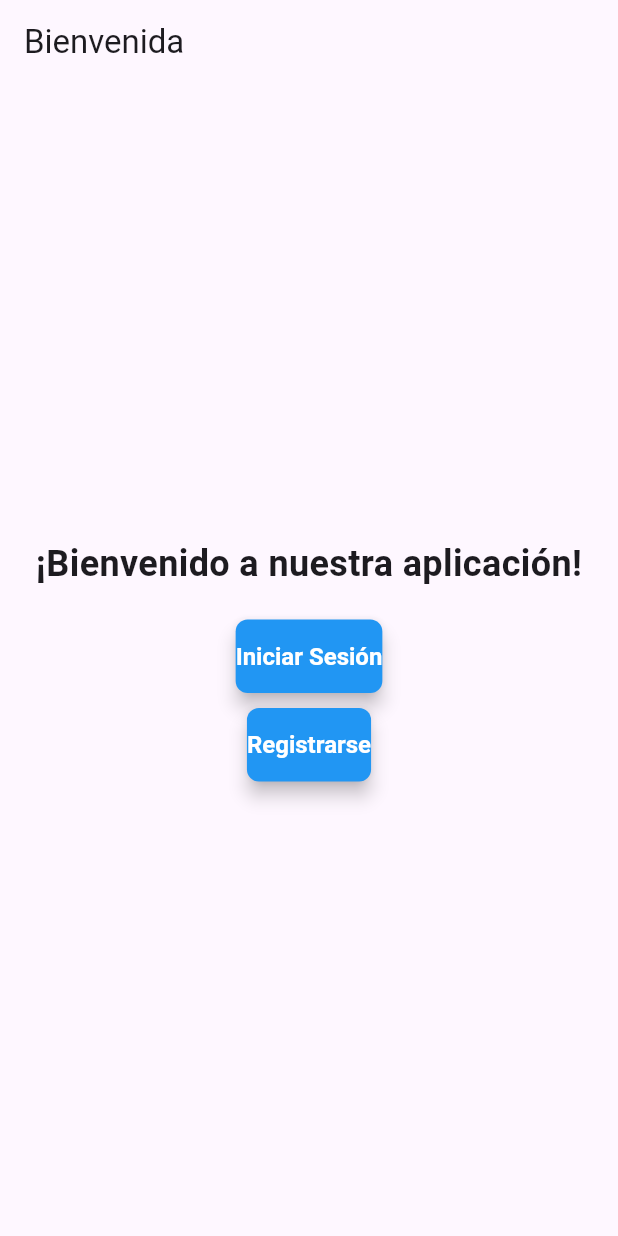
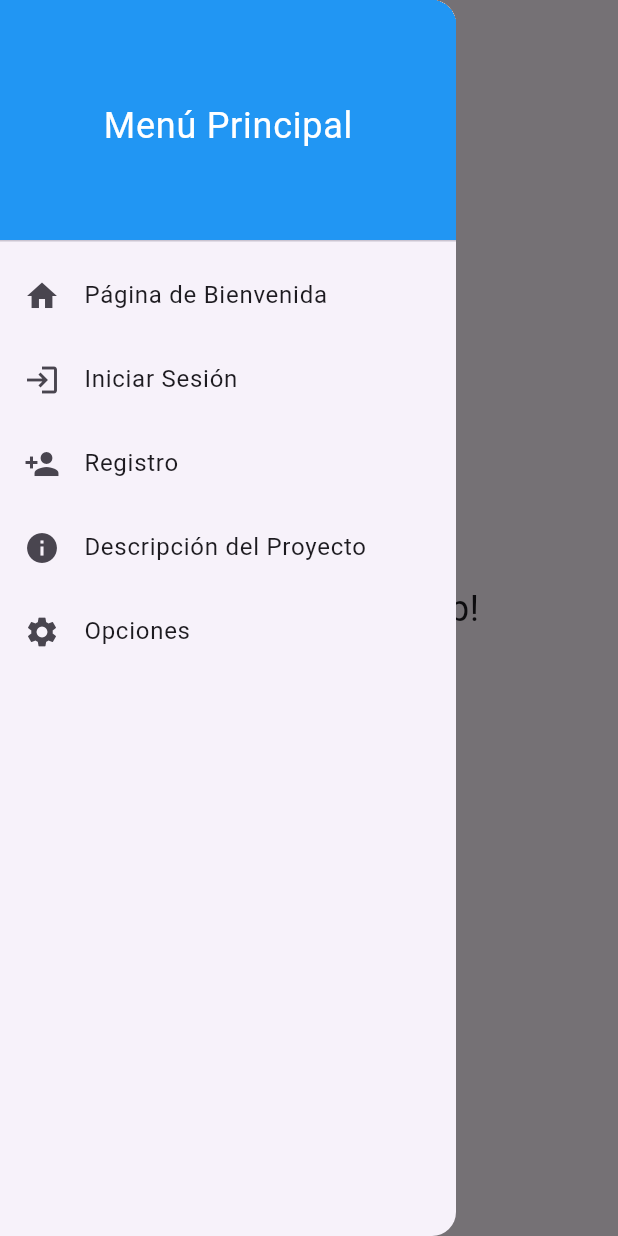
Before and after one commit to Stndavid/5_PANTALLAS, a Flutter app: the screen it shows after launch, with the side drawer open (before the commit the screen has no drawer), on a phone screen of 412 x 824 dp. Run offline on Flutter 3.47's test engine with Material 3 defaults, Android fonts, the phone set to English and light mode, and no system bars.

Commit message:
menu drawer integrado

```diff
--- a/lib/screens/description_screen.dart
+++ b/lib/screens/description_screen.dart
@@ -1,4 +1,5 @@
 import 'package:flutter/material.dart';
+import '../widgets/drawer_widget.dart';
 
 class ProjectDescriptionPage extends StatelessWidget {
   @override
@@ -7,6 +8,7 @@ class ProjectDescriptionPage extends StatelessWidget {
       appBar: AppBar(
         title: Text('Descripción del Proyecto'),
       ),
+      drawer: AppDrawer(),
       body: Padding(
         padding: const EdgeInsets.all(16.0),
         child: Text(
--- a/lib/screens/login_screen.dart
+++ b/lib/screens/login_screen.dart
@@ -1,5 +1,6 @@
 import 'package:flutter/material.dart';
 import '../utils/styles.dart';
+import '../widgets/drawer_widget.dart';
 
 class LoginPage extends StatelessWidget {
   @override
@@ -8,6 +9,7 @@ class LoginPage extends StatelessWidget {
       appBar: AppBar(
         title: Text('Iniciar Sesión'),
       ),
+      drawer: AppDrawer(),
       body: Padding(
         padding: const EdgeInsets.all(16.0),
         child: Column(
--- a/lib/screens/options_screen.dart
+++ b/lib/screens/options_screen.dart
@@ -1,5 +1,6 @@
 import 'package:flutter/material.dart';
 import '../utils/styles.dart';
+import '../widgets/drawer_widget.dart';
 
 class OptionsPage extends StatelessWidget {
   @override
@@ -8,6 +9,7 @@ class OptionsPage extends StatelessWidget {
       appBar: AppBar(
         title: Text('Opciones'),
       ),
+      drawer: AppDrawer(),
       body: Center(
         child: Column(
           mainAxisAlignment: MainAxisAlignment.center,
--- a/lib/screens/register_screen.dart
+++ b/lib/screens/register_screen.dart
@@ -1,5 +1,6 @@
 import 'package:flutter/material.dart';
 import '../utils/styles.dart';
+import '../widgets/drawer_widget.dart';
 
 class RegisterPage extends StatelessWidget {
   @override
@@ -8,6 +9,7 @@ class RegisterPage extends StatelessWidget {
       appBar: AppBar(
         title: Text('Registro'),
       ),
+      drawer: AppDrawer(),
       body: Padding(
         padding: const EdgeInsets.all(16.0),
         child: Column(
--- a/lib/screens/welcome_screen.dart
+++ b/lib/screens/welcome_screen.dart
@@ -1,33 +1,23 @@
 import 'package:flutter/material.dart';
-import '../utils/styles.dart';
+import '../widgets/drawer_widget.dart';
 
 class WelcomePage extends StatelessWidget {
   @override
   Widget build(BuildContext context) {
     return Scaffold(
-      appBar: AppBar(
-        title: Text('Bienvenida'),
-      ),
+      appBar: AppBar(title: Text('Bienvenida')),
+      drawer: AppDrawer(),
       body: Center(
         child: Column(
           mainAxisAlignment: MainAxisAlignment.center,
           children: [
-            Text(
-              '¡Bienvenido a nuestra aplicación!',
-              style: TextStyle(fontSize: 24, fontWeight: FontWeight.bold),
-              textAlign: TextAlign.center,
-            ),
+            Text('¡Bienvenido a la App!', style: TextStyle(fontSize: 24)),
             SizedBox(height: 20),
             ElevatedButton(
-              style: customButtonStyle,
-              onPressed: () => Navigator.pushNamed(context, '/login'),
+              onPressed: () {
+                Navigator.pushNamed(context, '/login');
+              },
               child: Text('Iniciar Sesión'),
-            ),
-            SizedBox(height: 10),
-            ElevatedButton(
-              style: customButtonStyle,
-              onPressed: () => Navigator.pushNamed(context, '/register'),
-              child: Text('Registrarse'),
             ),
           ],
         ),
--- /dev/null
+++ b/lib/widgets/drawer_widget.dart
@@ -0,0 +1,60 @@
+import 'package:flutter/material.dart';
+
+class AppDrawer extends StatelessWidget {
+  @override
+  Widget build(BuildContext context) {
+    return Drawer(
+      child: ListView(
+        padding: EdgeInsets.zero,
+        children: [
+          DrawerHeader(
+            decoration: BoxDecoration(
+              color: Colors.blue,
+            ),
+            child: Center(
+              child: Text(
+                'Menú Principal',
+                style: TextStyle(color: Colors.white, fontSize: 24),
+              ),
+            ),
+          ),
+          ListTile(
+            leading: Icon(Icons.home),
+            title: Text('Página de Bienvenida'),
+            onTap: () {
+              Navigator.pushNamed(context, '/');
+            },
+          ),
+          ListTile(
+            leading: Icon(Icons.login),
+            title: Text('Iniciar Sesión'),
+            onTap: () {
+              Navigator.pushNamed(context, '/login');
+            },
+          ),
+          ListTile(
+            leading: Icon(Icons.person_add),
+            title: Text('Registro'),
+            onTap: () {
+              Navigator.pushNamed(context, '/register');
+            },
+          ),
+          ListTile(
+            leading: Icon(Icons.info),
+            title: Text('Descripción del Proyecto'),
+            onTap: () {
+              Navigator.pushNamed(context, '/description');
+            },
+          ),
+          ListTile(
+            leading: Icon(Icons.settings),
+            title: Text('Opciones'),
+            onTap: () {
+              Navigator.pushNamed(context, '/options');
+            },
+          ),
+        ],
+      ),
+    );
+  }
+}
```
